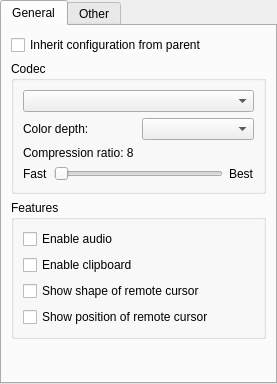
First picture: the form in source/console/computer_dialog_desktop.ui, repository dchapyshev/aspia, before the edit.
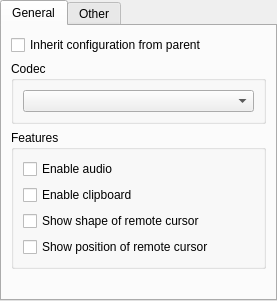
Second picture: the form after the edit.

The edit to the form file:
```diff
--- a/source/console/computer_dialog_desktop.ui
+++ b/source/console/computer_dialog_desktop.ui
@@ -7,7 +7,7 @@
     <x>0</x>
     <y>0</y>
     <width>277</width>
-    <height>384</height>
+    <height>301</height>
    </rect>
   </property>
   <property name="windowTitle">
@@ -58,64 +58,6 @@
           <item>
            <widget class="QComboBox" name="combo_codec"/>
           </item>
-          <item>
-           <layout class="QHBoxLayout" name="horizontalLayout_2">
-            <item>
-             <widget class="QLabel" name="label_color_depth">
-              <property name="text">
-               <string>Color depth:</string>
-              </property>
-             </widget>
-            </item>
-            <item>
-             <widget class="QComboBox" name="combobox_color_depth"/>
-            </item>
-           </layout>
-          </item>
-          <item>
-           <widget class="QLabel" name="label_compress_ratio">
-            <property name="text">
-             <string notr="true">Compression ratio: 8</string>
-            </property>
-           </widget>
-          </item>
-          <item>
-           <layout class="QHBoxLayout" name="horizontalLayout">
-            <item>
-             <widget class="QLabel" name="label_fast">
-              <property name="text">
-               <string>Fast</string>
-              </property>
-             </widget>
-            </item>
-            <item>
-             <widget class="QSlider" name="slider_compress_ratio">
-              <property name="minimumSize">
-               <size>
-                <width>0</width>
-                <height>16</height>
-               </size>
-              </property>
-              <property name="minimum">
-               <number>1</number>
-              </property>
-              <property name="maximum">
-               <number>22</number>
-              </property>
-              <property name="orientation">
-               <enum>Qt::Orientation::Horizontal</enum>
-              </property>
-             </widget>
-            </item>
-            <item>
-             <widget class="QLabel" name="label_best">
-              <property name="text">
-               <string>Best</string>
-              </property>
-             </widget>
-            </item>
-           </layout>
-          </item>
          </layout>
         </widget>
        </item>
```
